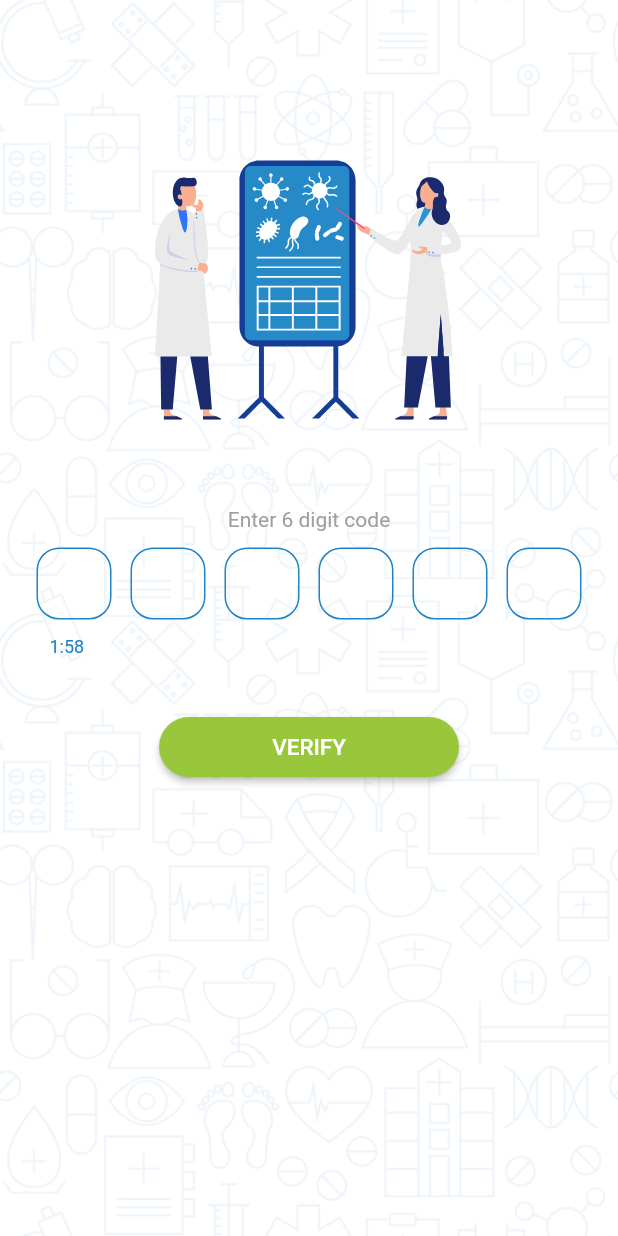
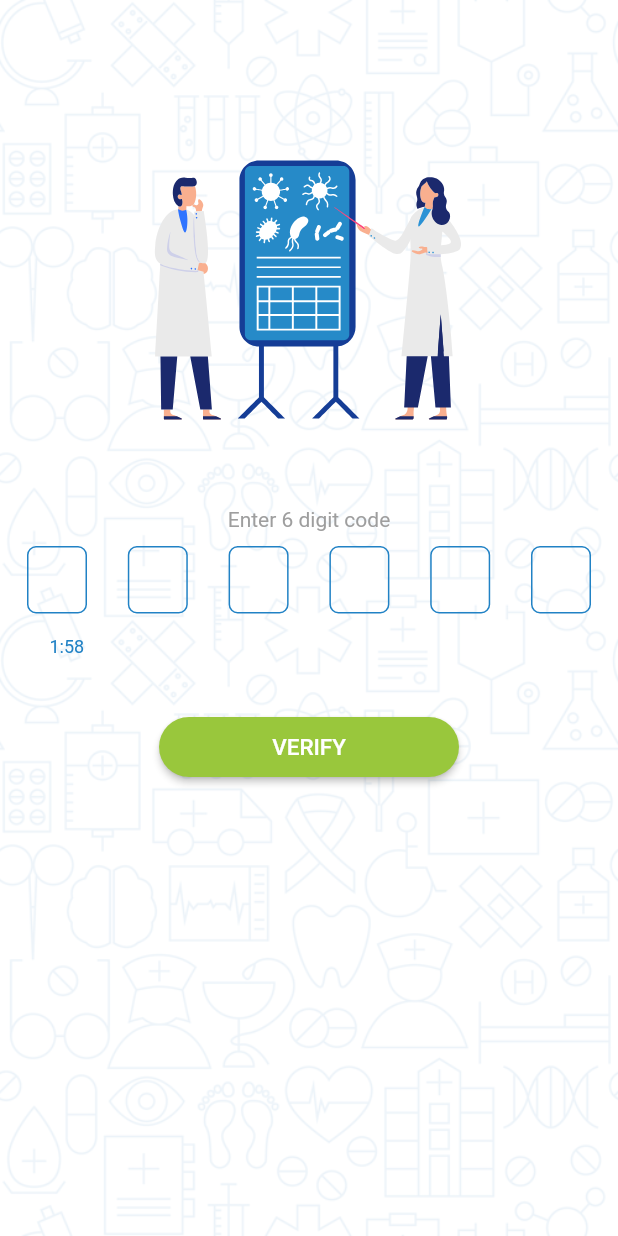
Before and after one commit to EDEVLOP/Drconnect, a Flutter app: the OtpPage screen opened directly, on a phone screen of 412 x 824 dp. Run offline on Flutter 3.47's test engine with Material 2 defaults, Android fonts, the phone set to English and light mode, and no system bars; drawn by our look-alikes of otp_text_field, pin_code_fields; our stand-ins replace accordion, cached_network_image, get, group_radio_button, image_picker, lottie and 8 more; missing offline and left inert: circular_bottom_navigation, dart:ffi, multiselect_formfield; accounts and stored records are empty; network calls fail.

```diff
--- a/lib/main.dart
+++ b/lib/main.dart
@@ -18,7 +18,7 @@ class MyApp extends StatelessWidget {
       theme: ThemeData(
         primarySwatch: Colors.blue,
       ),
-      home: const SplashPage(), // chalibani
+      home: SplashPage(),
     );
   }
 }
--- a/lib/screens/Calender/widgets/text_field_with_title.dart
+++ b/lib/screens/Calender/widgets/text_field_with_title.dart
@@ -22,6 +22,9 @@
 
   @override
   Widget build(BuildContext context) {
+    textEditingController!.selection = TextSelection.fromPosition(
+        TextPosition(offset: textEditingController!.text.length));
+
     return Row(
       children: <Widget>[
         Text(
--- a/lib/screens/home_page.dart
+++ b/lib/screens/home_page.dart
@@ -8,6 +8,8 @@ import 'package:doctor_app_connect/screens/profile_page.dart';
 import 'package:flutter/material.dart';
 import 'package:circular_bottom_navigation/circular_bottom_navigation.dart';
 import 'package:circular_bottom_navigation/tab_item.dart';
+import 'package:motion_tab_bar_v2/motion-badge.widget.dart';
+import 'package:motion_tab_bar_v2/motion-tab-bar.dart';
 import 'package:shared_preferences/shared_preferences.dart';
 import '../Common/color_select.dart';
 import '../Common/urls.dart';
@@ -32,6 +34,7 @@ class _HomePageState extends State<HomePage> with WidgetsBindingObserver {
   String name = 'Guest user';
   String phone = '-';
   String image = '';
+  TabController? _tabController;
 
   List<TabItem> tabItems = List.of([
     TabItem(Icons.calendar_month_outlined, "Bookings", ColorSelect.secondary,
--- a/lib/screens/otp_page.dart
+++ b/lib/screens/otp_page.dart
@@ -5,6 +5,7 @@ import 'package:flutter/material.dart';
 import 'package:otp_text_field/otp_text_field.dart';
 import 'package:otp_text_field/style.dart';
 import 'package:lottie/lottie.dart';
+import 'package:pin_code_fields/pin_code_fields.dart';
 import 'package:uuid/uuid.dart';
 import 'package:http/http.dart' as http;
 import 'package:shared_preferences/shared_preferences.dart';
@@ -20,7 +21,7 @@ class OtpPage extends StatefulWidget {
 }
 
 class _OtpPageState extends State<OtpPage> with TickerProviderStateMixin {
-  OtpFieldController otpController = OtpFieldController();
+  TextEditingController otpController = TextEditingController();
   late AnimationController _controller;
   int levelClock = 120;
   var _isVisibility = true;
@@ -95,26 +96,57 @@ class _OtpPageState extends State<OtpPage> with TickerProviderStateMixin {
                   child: SizedBox(
                     height: 50,
                     child: Expanded(
-                      child: OTPTextField(
-                          otpFieldStyle: OtpFieldStyle(
-                              focusBorderColor: ColorSelect.primary, //(here)
-                              enabledBorderColor: ColorSelect.secondary),
-                          controller: otpController,
-                          length: 6,
-                          width: MediaQuery.of(context).size.width,
-                          textFieldAlignment: MainAxisAlignment.spaceAround,
-                          fieldWidth: 50,
-                          fieldStyle: FieldStyle.box,
-                          outlineBorderRadius: 15,
-                          style: const TextStyle(fontSize: 17),
-                          onChanged: (pin) {
-                            log("Changed: " + pin);
-                            otp = pin;
-                          },
-                          onCompleted: (pin) {
-                            log("Completed: " + pin);
-                            otp = pin;
-                          }),
+                      child: PinCodeTextField(
+                        length: 6,
+                        obscureText: false,
+                        animationType: AnimationType.fade,
+                        textStyle: TextStyle(
+                            fontSize: 16, fontWeight: FontWeight.w400),
+                        pinTheme: PinTheme(
+                            shape: PinCodeFieldShape.box,
+                            borderRadius: BorderRadius.circular(6),
+                            inactiveColor: ColorSelect.secondary,
+                            selectedColor: ColorSelect.primary,
+                            fieldHeight: 45,
+                            fieldWidth: 40,
+                            borderWidth: 1),
+                        animationDuration: const Duration(milliseconds: 300),
+                        //backgroundColor: Colors.blue.shade50,
+                        //enableActiveFill: true,
+                        controller: otpController,
+                        onCompleted: (pin) {
+                          log("Completed: " + pin);
+                          otp = pin;
+                        },
+                        onChanged: (pin) {
+                          log("Changed: " + pin);
+                          otp = pin;
+                        },
+                        beforeTextPaste: (text) {
+                          return true;
+                        },
+                        appContext: context,
+                      ),
+                      //  OTPTextField(
+                      //     otpFieldStyle: OtpFieldStyle(
+                      //         focusBorderColor: ColorSelect.primary, //(here)
+                      //         enabledBorderColor: ColorSelect.secondary),
+                      //     controller: otpController,
+                      //     length: 6,
+                      //     width: MediaQuery.of(context).size.width,
+                      //     textFieldAlignment: MainAxisAlignment.spaceAround,
+                      //     fieldWidth: 50,
+                      //     fieldStyle: FieldStyle.box,
+                      //     outlineBorderRadius: 15,
+                      //     style: const TextStyle(fontSize: 17),
+                      //     onChanged: (pin) {
+                      //       log("Changed: " + pin);
+                      //       otp = pin;
+                      //     },
+                      //     onCompleted: (pin) {
+                      //       log("Completed: " + pin);
+                      //       otp = pin;
+                      //     }),
                     ),
                   ),
                 ),
```
Also changed, not shown: lib/Models/visiting_tray_model.dart (+7 -6 lines), lib/screens/Calender/calendar_page.dart (+18 -6 lines), lib/screens/booking_activity.dart (+20 -3 lines), lib/screens/leave_page.dart (+25 -20 lines), pubspec.yaml (+2 -5 lines), pubspec.lock.
